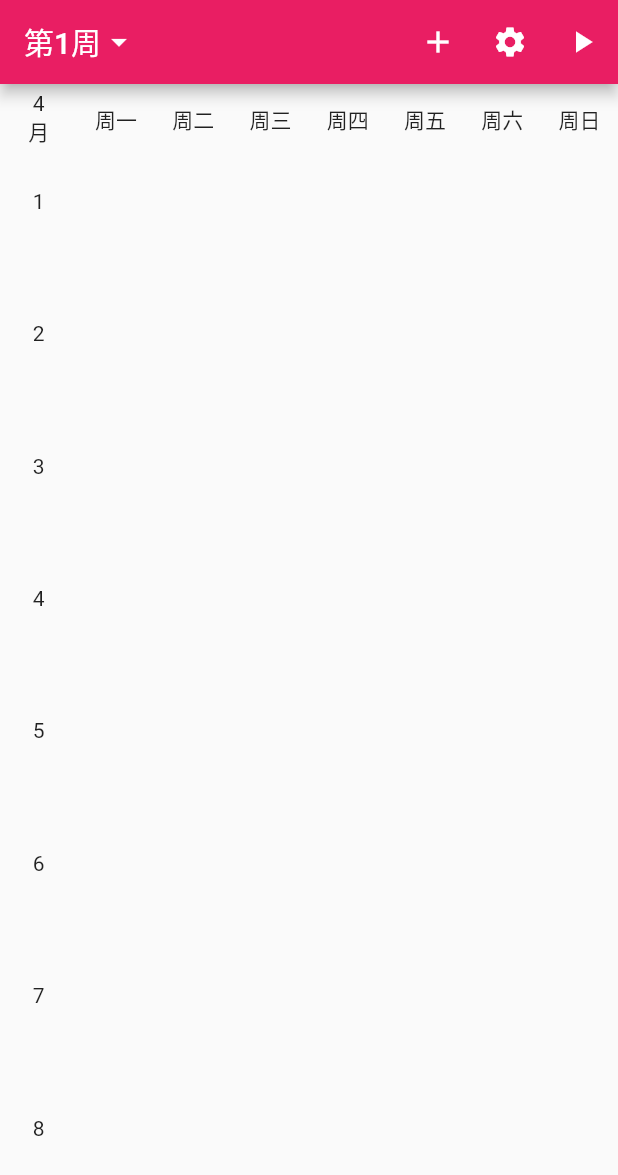
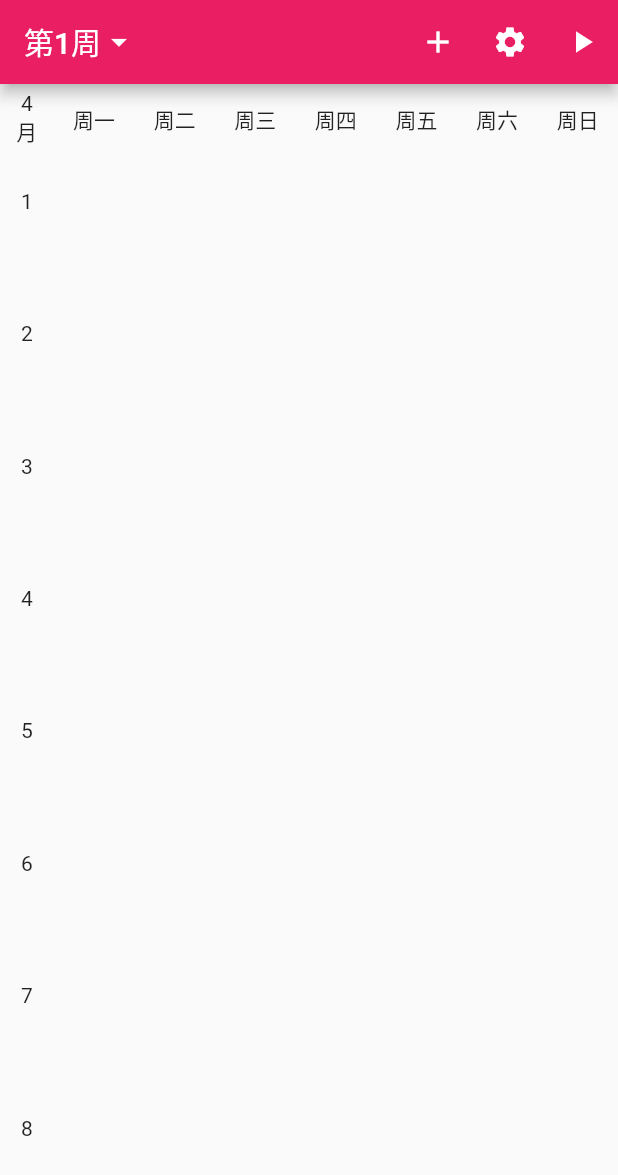
Before and after one commit to imere/syllabus, a Flutter app: the screen it shows after launch, on a phone screen of 412 x 824 dp. Shown: the top 1175 px of the screen. Run offline on Flutter 3.47's test engine with Material 2 defaults, Android fonts, the phone set to English and light mode, and no system bars; our stand-ins replace audioplayers, rxdart, shared_preferences, toast; missing offline and left inert: swipedetector.

Commit message:
fix and update

```diff
--- a/lib/content.dart
+++ b/lib/content.dart
@@ -26,11 +26,13 @@ class _ContentState extends State<Content> {
       child: Row(
         children: <Widget>[
           Expanded(
+            flex: 2,
             child: Times(timesHeight: _contentHeight),
           ),
         ]
           ..addAll(weekdays.map((weekday) {
             return Expanded(
+              flex: 3,
               child: Courses(
                 coursesHeight: _contentHeight,
                 weekday: weekdays.indexOf(weekday) + 1,
--- a/lib/courses_item_child.dart
+++ b/lib/courses_item_child.dart
@@ -42,10 +42,10 @@ class _CourseItemChildState extends State<CourseItemChild> {
                 .size
                 .width /
             1.5,
-        maxLines: 8,
-        overflow: TextOverflow.ellipsis,
+        softWrap: true,
         style: TextStyle(
           color: isCurWeek ? Colors.white : Colors.white,
+          fontWeight: FontWeight.w500,
         ),
       ),
     );
--- a/lib/services/service.dart
+++ b/lib/services/service.dart
@@ -1,6 +1,5 @@
 import 'package:rxdart/rxdart.dart';
 import 'package:schedule/course.model.dart';
-import 'package:schedule/time.model.dart';
 import 'package:schedule/utils/constants.dart'
     show DEFAULT_VOICE, CUSTOM_VOICE, DEFAULT_MD_COLOR;
 import 'package:shared_preferences/shared_preferences.dart';
@@ -17,7 +16,7 @@ SharedPreferences prefFs;
 int curWeekFs = 1;
 
 /// All times
-final List<TimeModel> timesFs = [];
+final Map<String, String> timesFs = {};
 
 /// All courses
 final List<CourseModel> coursesFs = [];
--- a/lib/times.dart
+++ b/lib/times.dart
@@ -1,5 +1,9 @@
+import 'dart:convert';
+
 import 'package:flutter/material.dart';
-import 'package:schedule/services/service.dart' show timesFs;
+import 'package:schedule/services/service.dart' show prefFs, timesFs;
+import 'package:schedule/time.model.dart';
+import 'package:schedule/utils/constants.dart' show PREFS_TIMES;
 import 'package:schedule/utils/util.dart' show getRowCount;
 
 class Times extends StatefulWidget {
@@ -18,14 +22,34 @@ class _TimesState extends State<Times> {
   Widget build(BuildContext context) {
     _itemHeight = widget.timesHeight / getRowCount();
 
-    // Sort before using
-    timesFs.sort((a, b) => a.gt(b) ? 1 : -1);
-
     return SizedBox(
       height: widget.timesHeight,
       child: Column(
-        children: List.generate(getRowCount(),
-                (idx) => _buildTimeItem(n: idx + 1, height: _itemHeight)),
+        children: List.generate(
+            getRowCount(),
+                (idx) =>
+                GestureDetector(
+                  child: _buildTimeItem(n: idx + 1, height: _itemHeight),
+                  onTap: () async {
+                    timesFs['${idx + 1}'] = null;
+                    try {
+                      TimeOfDay time = await showTimePicker(
+                        context: context,
+                        initialTime: TimeOfDay.now(),
+                      );
+                      setState(() {
+                        timesFs['${idx + 1}'] =
+                            TimeModel(hours: time.hour, minutes: time.minute)
+                                .toString();
+                      });
+                    } catch (_) {
+                      timesFs['${idx + 1}'] = null;
+                    }
+                    setState(() {
+                      prefFs.setString(PREFS_TIMES, json.encode(timesFs));
+                    });
+                  },
+                )),
       ),
     );
   }
@@ -35,7 +59,7 @@ Container _buildTimeItem({@required int n, @required double height}) {
   String time = '';
 
   try {
-    time = timesFs.elementAt(n - 1).toString();
+    time = timesFs['$n'] == null ? '' : timesFs['$n'].toString();
   } catch (_) {}
 
   return Container(
--- a/lib/weekdays.dart
+++ b/lib/weekdays.dart
@@ -19,14 +19,20 @@ class _WeeksState extends State<Weeks> {
   Widget build(BuildContext context) {
     _totalWidth = MediaQuery.of(context).size.width;
     _totalHeight = MediaQuery.of(context).size.height;
-    _itemWidth = _totalWidth / (weekdays.length + 1);
+    _itemWidth = double.infinity;
 
     return Row(
       children: <Widget>[
-        _buildMonthColumn(width: _itemWidth),
+        Expanded(
+          flex: 2,
+          child: _buildMonthColumn(width: _itemWidth),
+        ),
       ]
         ..addAll(weekdays.map((week) {
-          return _buildWeekColumn(week: week, width: _itemWidth);
+          return Expanded(
+            flex: 3,
+            child: _buildWeekColumn(week: week, width: _itemWidth),
+          );
         })),
     );
   }
```
Also changed, not shown: lib/main.dart (+40 -12 lines), lib/preload.dart (+4 -5 lines), lib/ring.dart (+13 -2 lines).
